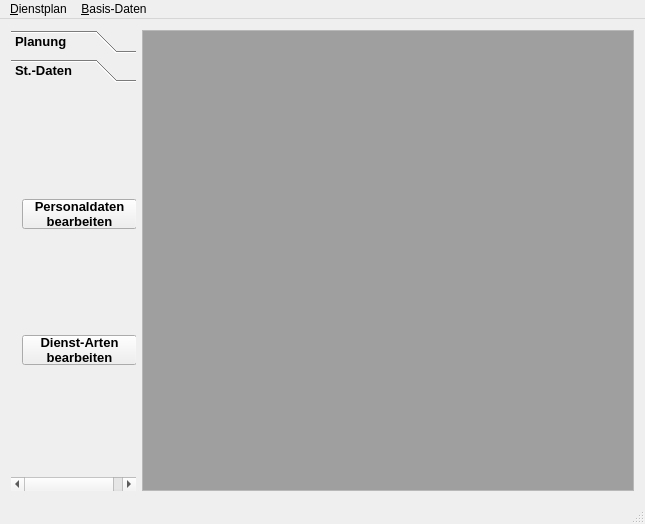
Before: the Qt Designer form cmainwindow.ui in joergpauly/megaroster, drawn with Qt 5.
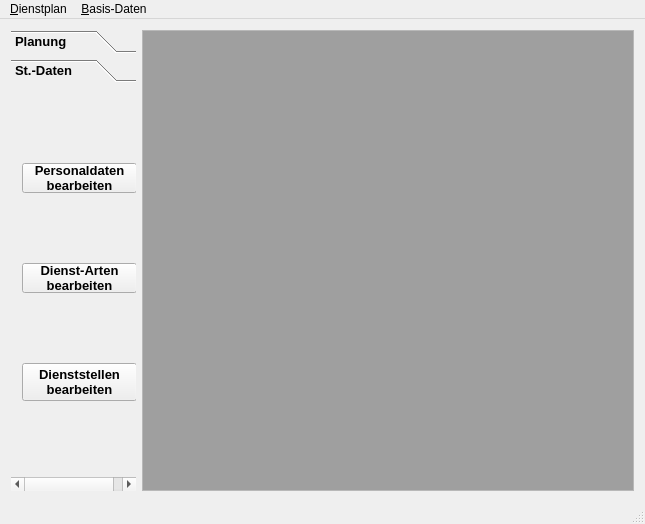
After: the same form once the commit is applied. The open tabs and pages were chosen to show the change. Icons and pictures are not drawn.

The edit to the form file:
```diff
--- a/cmainwindow.ui
+++ b/cmainwindow.ui
@@ -163,7 +163,7 @@
          <x>0</x>
          <y>0</y>
          <width>133</width>
-         <height>84</height>
+         <height>393</height>
         </rect>
        </property>
        <property name="font">
@@ -224,6 +224,14 @@
           </property>
          </widget>
         </item>
+        <item>
+         <widget class="QPushButton" name="cmdBranches">
+          <property name="text">
+           <string>Dienststellen
+bearbeiten</string>
+          </property>
+         </widget>
+        </item>
        </layout>
       </widget>
      </widget>
```
Left out of the diff: 8 changed lines with no effect on the pictures.
